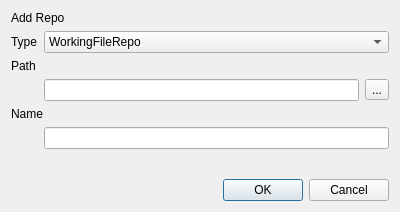
This is repodialog.ui in robguthrie/dudley as Qt 5 draws it before an edit. The edited form follows.
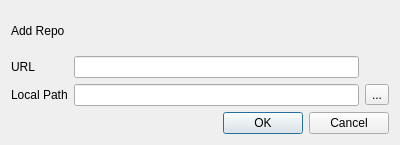
This is the edited form.

Commit message: start of Synchroniser class

```diff
--- a/repodialog.ui
+++ b/repodialog.ui
@@ -7,7 +7,7 @@
     <x>0</x>
     <y>0</y>
     <width>400</width>
-    <height>212</height>
+    <height>145</height>
    </rect>
   </property>
   <property name="windowTitle">
@@ -22,46 +22,28 @@
     </widget>
    </item>
    <item>
-    <layout class="QFormLayout" name="formLayout">
+    <layout class="QGridLayout" name="gridLayout">
      <item row="0" column="0">
-      <widget class="QLabel" name="label_4">
+      <widget class="QLabel" name="label_2">
        <property name="text">
-        <string>Type</string>
+        <string>URL</string>
        </property>
       </widget>
      </item>
      <item row="0" column="1">
-      <widget class="QComboBox" name="typeComboBox">
-       <item>
-        <property name="text">
-         <string>WorkingFileRepo</string>
-        </property>
-       </item>
-       <item>
-        <property name="text">
-         <string>HttpClientFileRepo</string>
-        </property>
-       </item>
-       <item>
-        <property name="text">
-         <string>s3FileRepo</string>
-        </property>
-       </item>
-      </widget>
-     </item>
-     <item row="1" column="0" colspan="2">
+      <widget class="QLineEdit" name="nameLineEdit"/>
+     </item>
+     <item row="1" column="0">
       <widget class="QLabel" name="label">
        <property name="text">
-        <string>Path</string>
+        <string>Local Path</string>
        </property>
       </widget>
      </item>
-     <item row="2" column="1">
-      <layout class="QHBoxLayout" name="horizontalLayout">
-       <item>
+     <item row="1" column="1">
         <widget class="QLineEdit" name="localPathLineEdit"/>
        </item>
-       <item>
+     <item row="1" column="2">
         <widget class="QToolButton" name="selectDirectoryToolButton">
          <property name="text">
           <string>...</string>
@@ -69,31 +51,6 @@
         </widget>
        </item>
       </layout>
-     </item>
-     <item row="3" column="0" colspan="2">
-      <widget class="QLabel" name="label_2">
-       <property name="text">
-        <string>Name</string>
-       </property>
-      </widget>
-     </item>
-     <item row="4" column="1">
-      <widget class="QLineEdit" name="nameLineEdit"/>
-     </item>
-    </layout>
-   </item>
-   <item>
-    <spacer name="verticalSpacer">
-     <property name="orientation">
-      <enum>Qt::Vertical</enum>
-     </property>
-     <property name="sizeHint" stdset="0">
-      <size>
-       <width>20</width>
-       <height>40</height>
-      </size>
-     </property>
-    </spacer>
    </item>
    <item>
     <widget class="QDialogButtonBox" name="buttonBox">
```
Lines whose indentation alone changed are shown as unchanged. The commit also changes 5 other files.
